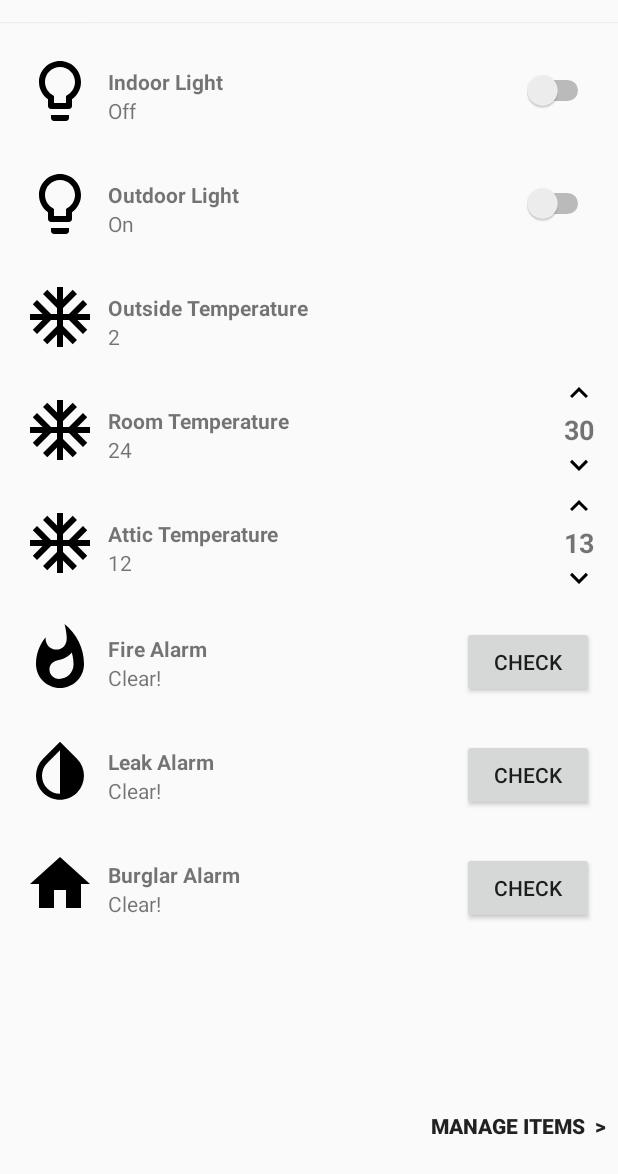
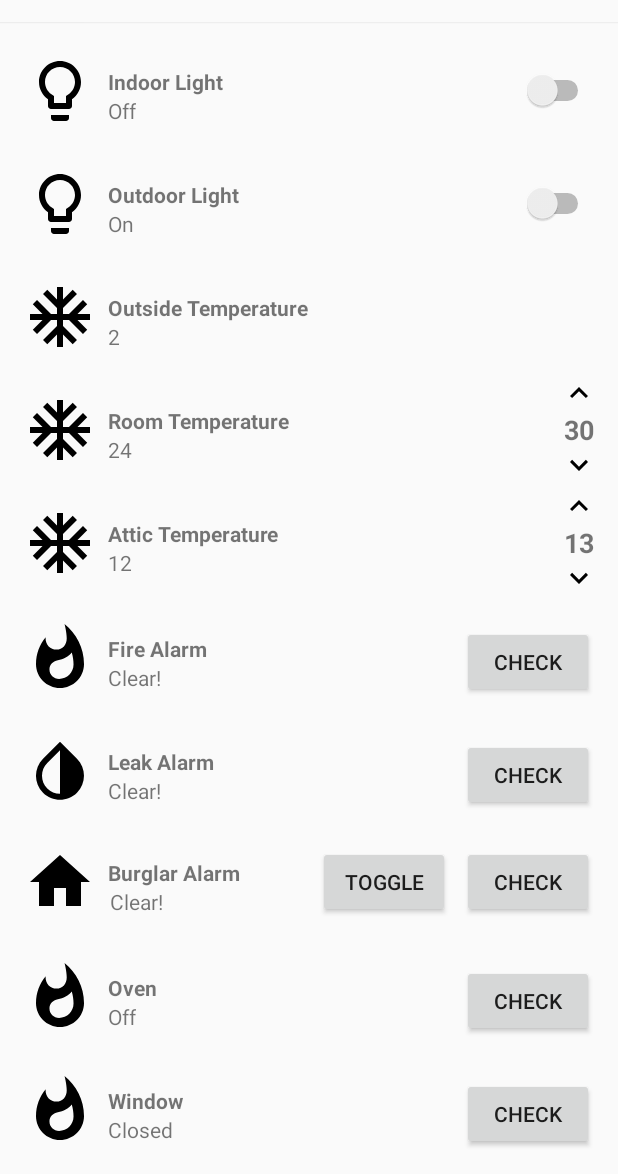
Before and after one commit to SmartHomeSE2/SmartHome, an Android app: the DashboardFragment screen opened directly, with no data from a screen before it, on a phone screen of 412 x 824 dp, the part 62-1236 px from its top. Run offline under Robolectric (Android 15) with nearby library versions, the phone set to English and light mode, and no system bars.

Commit message:
Added Alarms

```diff
--- a/app/src/main/java/com/smarthome/DashboardAdapter.java
+++ b/app/src/main/java/com/smarthome/DashboardAdapter.java
@@ -77,11 +77,19 @@ public class DashboardAdapter extends RecyclerView.Adapter<RecyclerView.ViewHold
         }
     }
 
-    // ViewHolder for Other Devices
-    class ViewHolderStatus extends RecyclerView.ViewHolder {
+    // ViewHolder for Burglary Alarm
+    class ViewHolderBurgle extends RecyclerView.ViewHolder {
+        public TextView title, status;
+        public Button checkButton, toggleButton;
+        public ImageView alarmImage;
 
-        public ViewHolderStatus(View itemView) {
+        public ViewHolderBurgle(View itemView) {
             super(itemView);
+            title = itemView.findViewById(R.id.title_burgle);
+            status = itemView.findViewById(R.id.status_burglary);
+            checkButton = itemView.findViewById(R.id.button_check);
+            toggleButton = itemView.findViewById(R.id.button_toggle);
+            alarmImage = itemView.findViewById(R.id.image_burglary);
         }
     }
 
@@ -108,11 +116,14 @@ public class DashboardAdapter extends RecyclerView.Adapter<RecyclerView.ViewHold
                 return new ViewHolderTempIn(tempIn);
             case 5:
             case 6:
-            case 7:
+            case 8:
+            case 9:
+            case 10:
                 View alarm = LayoutInflater.from(viewGroup.getContext()).inflate(R.layout.item_alarm, viewGroup, false);
                 return new ViewHolderAlarm(alarm);
-            case 8:
-
+            case 7:
+                View burglary = LayoutInflater.from(viewGroup.getContext()).inflate(R.layout.item_burglary, viewGroup, false);
+                return new ViewHolderBurgle(burglary);
         }
         return null;
     }
@@ -152,13 +163,26 @@ public class DashboardAdapter extends RecyclerView.Adapter<RecyclerView.ViewHold
                 viewHolderLeak.status.setText("Clear!");
                 break;
             case 7:
-                ViewHolderAlarm viewHolderBurglary = (ViewHolderAlarm) deviceViewHolder;
-                viewHolderBurglary.alarmImage.setImageResource(R.drawable.ic_home_black_24dp);
-                viewHolderBurglary.title.setText(names[i]);
-                viewHolderBurglary.status.setText("Clear!");
+                ViewHolderBurgle viewHolderBurgle = (ViewHolderBurgle) deviceViewHolder;
+                viewHolderBurgle.alarmImage.setImageResource(R.drawable.ic_home_black_24dp);
+                viewHolderBurgle.title.setText(names[i]);
+                viewHolderBurgle.status.setText("Clear!");
                 break;
             case 8:
-
+                ViewHolderAlarm viewHolderOven = (ViewHolderAlarm) deviceViewHolder;
+                viewHolderOven.title.setText(names[i]);
+                viewHolderOven.status.setText("Off");
+                break;
+            case 9:
+                ViewHolderAlarm viewHolderWindow = (ViewHolderAlarm) deviceViewHolder;
+                viewHolderWindow.title.setText(names[i]);
+                viewHolderWindow.status.setText("Closed");
+                break;
+            case 10:
+                ViewHolderAlarm viewHolderFan = (ViewHolderAlarm) deviceViewHolder;
+                viewHolderFan.title.setText(names[i]);
+                viewHolderFan.status.setText("Off");
+                break;
         }
 
     }
--- a/app/src/main/java/com/smarthome/DashboardFragment.java
+++ b/app/src/main/java/com/smarthome/DashboardFragment.java
@@ -27,7 +27,7 @@ public class DashboardFragment extends Fragment implements View.OnClickListener
     // Default Values
     //TODO: Get values from server
     String[] deviceNames = {"Indoor Light", "Outdoor Light", "Outside Temperature",
-            "Room Temperature", "Attic Temperature", "Fire Alarm", "Leak Alarm", "Burglar Alarm"};
+            "Room Temperature", "Attic Temperature", "Fire Alarm", "Leak Alarm", "Burglar Alarm", "Oven", "Window", "Fan"};
     String[] deviceStatus = {"Off", "On", "2", "24", "12"};
     String[] deviceTargets = {"n", "n", "n", "30", "13"};
 
@@ -37,8 +37,6 @@ public class DashboardFragment extends Fragment implements View.OnClickListener
 
     private static final String TAG = DashboardFragment.class.getSimpleName();
     private OnFragmentInteractionListener mListener;
-
-    private Button button_manage_item;
 
     public DashboardFragment() {
         // Required empty public constructor
@@ -66,20 +64,13 @@ public class DashboardFragment extends Fragment implements View.OnClickListener
         adapter = new DashboardAdapter(deviceNames, deviceStatus, deviceTargets);
         recyclerView.setAdapter(adapter);
 
-        // Button
-        button_manage_item = rootView.findViewById(R.id.button_manage_item_dashboard);
-        button_manage_item.setOnClickListener(this);
-
         // Return view
         return rootView;
     }
 
     @Override
     public void onClick(View v) {
-        if (v == button_manage_item) {
-            Log.i(TAG, "button clicked");
-            gotoManageItemsFragment();
-        }
+
     }
 
     ///////////////////////////////////// Menu Handling ////////////////////////////////////////////
--- a/app/src/main/res/layout/fragment_dashboard.xml
+++ b/app/src/main/res/layout/fragment_dashboard.xml
@@ -15,18 +15,4 @@
         app:layout_constraintStart_toStartOf="parent"
         app:layout_constraintTop_toTopOf="parent" />
 
-    <Button
-        android:id="@+id/button_manage_item_dashboard"
-        android:layout_width="wrap_content"
-        android:layout_height="wrap_content"
-        android:layout_marginEnd="8dp"
-        android:layout_marginBottom="8dp"
-        android:background="@android:color/transparent"
-        android:text="MANAGE ITEMS  >"
-        android:textStyle="bold"
-        app:layout_constraintBottom_toBottomOf="parent"
-        app:layout_constraintEnd_toEndOf="parent"
-        app:layout_constraintHorizontal_bias="1.0"
-        app:layout_constraintStart_toStartOf="parent" />
-
 </android.support.constraint.ConstraintLayout>
--- /dev/null
+++ b/app/src/main/res/layout/item_burglary.xml
@@ -0,0 +1,57 @@
+<?xml version="1.0" encoding="utf-8"?>
+<android.support.constraint.ConstraintLayout xmlns:android="http://schemas.android.com/apk/res/android"
+    xmlns:app="http://schemas.android.com/apk/res-auto"
+    xmlns:tools="http://schemas.android.com/tools"
+    android:layout_width="match_parent"
+    android:layout_height="75dp">
+
+    <ImageView
+        android:id="@+id/image_burglary"
+        android:layout_width="48dp"
+        android:layout_height="48dp"
+        android:layout_marginStart="16dp"
+        app:layout_constraintBottom_toBottomOf="parent"
+        app:layout_constraintStart_toStartOf="parent"
+        app:layout_constraintTop_toTopOf="parent"
+        app:srcCompat="@drawable/ic_home_black_24dp" />
+
+    <TextView
+        android:id="@+id/title_burgle"
+        android:layout_width="wrap_content"
+        android:layout_height="wrap_content"
+        android:layout_marginStart="8dp"
+        android:layout_marginTop="8dp"
+        android:text="Burglary Alarm"
+        android:textStyle="bold"
+        app:layout_constraintStart_toEndOf="@+id/image_burglary"
+        app:layout_constraintTop_toTopOf="@+id/image_burglary" />
+
+    <TextView
+        android:id="@+id/status_burglary"
+        android:layout_width="wrap_content"
+        android:layout_height="wrap_content"
+        android:layout_marginStart="1dp"
+        android:text="Enabled"
+        app:layout_constraintStart_toStartOf="@+id/title_burgle"
+        app:layout_constraintTop_toBottomOf="@+id/title_burgle" />
+
+    <Button
+        android:id="@+id/button_status"
+        android:layout_width="wrap_content"
+        android:layout_height="wrap_content"
+        android:layout_marginEnd="16dp"
+        android:text="Check"
+        app:layout_constraintBottom_toBottomOf="parent"
+        app:layout_constraintEnd_toEndOf="parent"
+        app:layout_constraintTop_toTopOf="parent" />
+
+    <Button
+        android:id="@+id/button_toggle"
+        android:layout_width="wrap_content"
+        android:layout_height="wrap_content"
+        android:layout_marginEnd="8dp"
+        android:text="Toggle"
+        app:layout_constraintBottom_toBottomOf="parent"
+        app:layout_constraintEnd_toStartOf="@+id/button_status"
+        app:layout_constraintTop_toTopOf="parent" />
+</android.support.constraint.ConstraintLayout>
```
